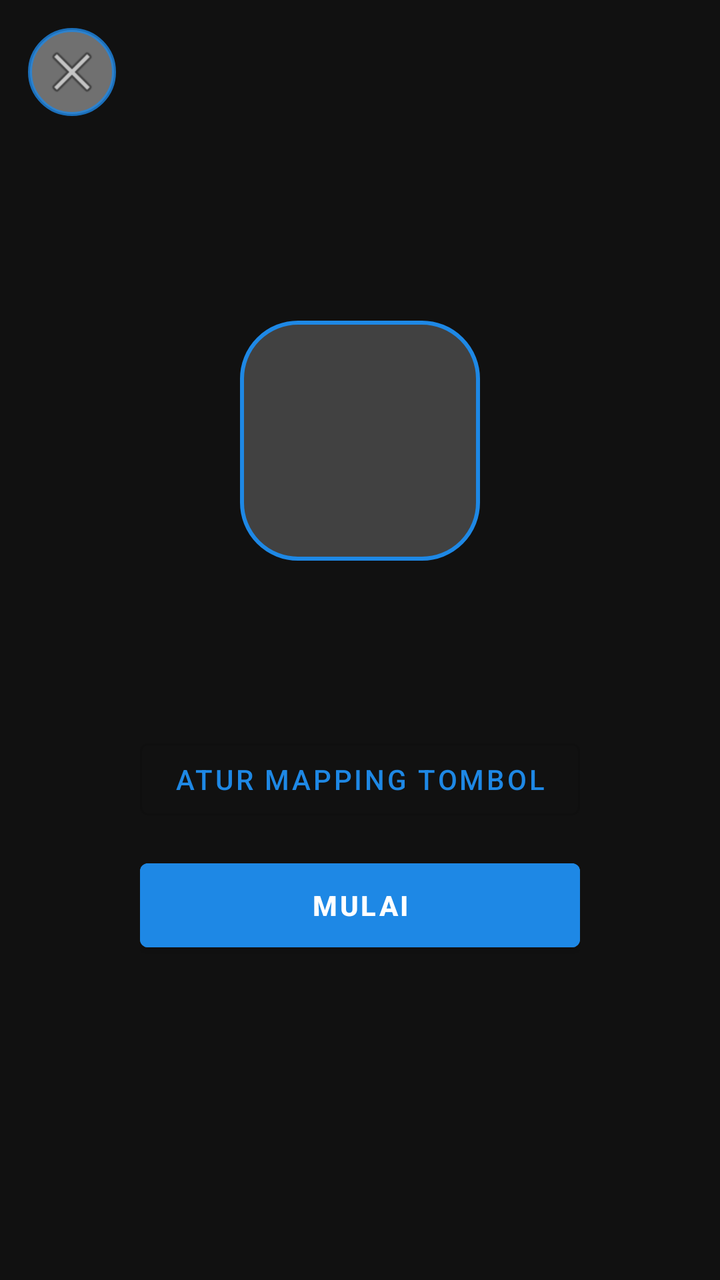
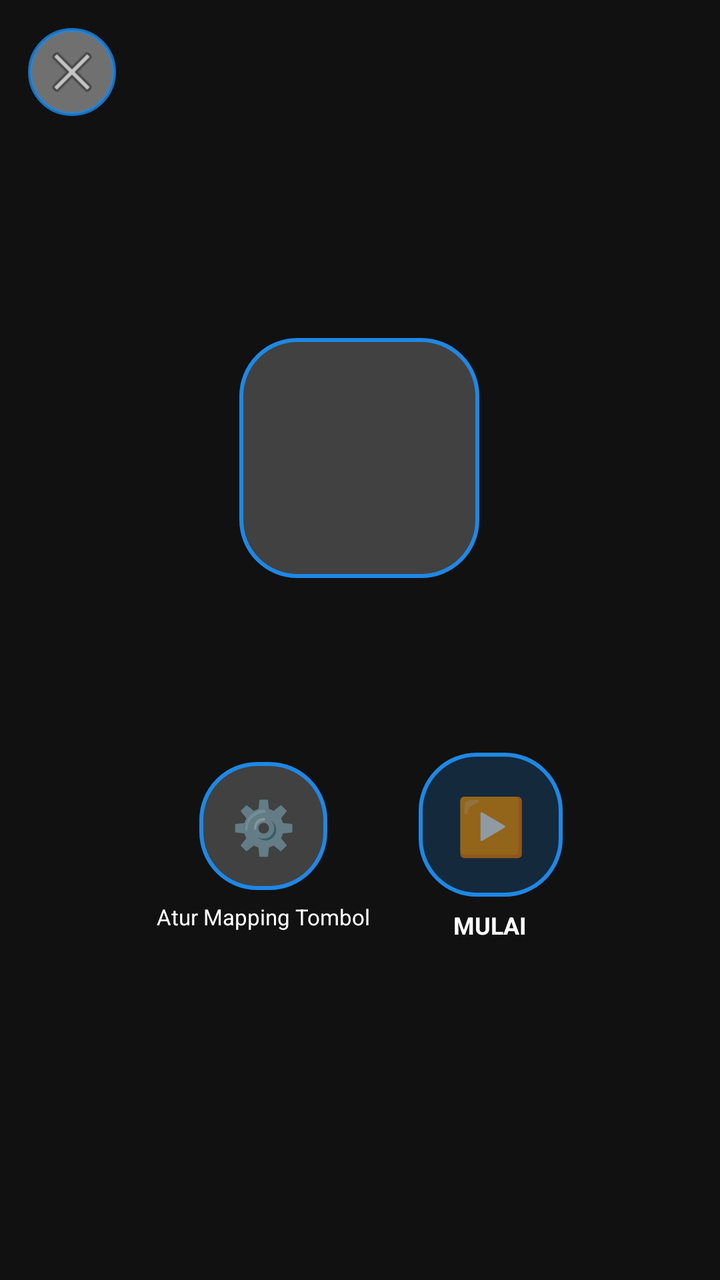

An Android layout rendered at two revisions. The XML below is the earlier revision; the diff shows what the commit changed to produce the second picture.
<!-- AndroidManifest.xml: application theme Theme.Mobibawah -->
<!-- res/layout/activity_app_detail.xml -->
<?xml version="1.0" encoding="utf-8"?>
<FrameLayout xmlns:android="http://schemas.android.com/apk/res/android"
    android:layout_width="match_parent"
    android:layout_height="match_parent"
    android:background="@color/bg">

    
    <ImageView
        android:id="@+id/imgAppBackground"
        android:layout_width="match_parent"
        android:layout_height="match_parent"
        android:scaleType="centerCrop"
        android:alpha="0.35" />

    <View
        android:layout_width="match_parent"
        android:layout_height="match_parent"
        android:background="#B3121212" />

    <ImageButton
        android:id="@+id/btnBackDetail"
        android:layout_width="44dp"
        android:layout_height="44dp"
        android:layout_margin="14dp"
        android:background="@drawable/shape_overlay_button"
        android:contentDescription="Kembali"
        android:src="@android:drawable/ic_menu_close_clear_cancel" />

    <LinearLayout
        android:layout_width="wrap_content"
        android:layout_height="wrap_content"
        android:layout_gravity="center"
        android:orientation="vertical"
        android:gravity="center">

        <ImageView
            android:id="@+id/imgAppIconBig"
            android:layout_width="120dp"
            android:layout_height="120dp"
            android:background="@drawable/bg_icon_big" />

        <TextView
            android:id="@+id/txtAppLabel"
            android:layout_width="wrap_content"
            android:layout_height="wrap_content"
            android:layout_marginTop="14dp"
            android:textColor="@color/text_light"
            android:textSize="20sp"
            android:textStyle="bold" />

        <TextView
            android:id="@+id/txtMappingStatus"
            android:layout_width="wrap_content"
            android:layout_height="wrap_content"
            android:layout_marginTop="4dp"
            android:textColor="#AAAAAA"
            android:textSize="12sp" />

        <Button
            android:id="@+id/btnAturMappingDetail"
            style="@style/Widget.MaterialComponents.Button.OutlinedButton"
            android:layout_width="220dp"
            android:layout_height="wrap_content"
            android:layout_marginTop="24dp"
            android:text="@string/btn_atur_mapping" />

        <Button
            android:id="@+id/btnMulaiDetail"
            android:layout_width="220dp"
            android:layout_height="54dp"
            android:layout_marginTop="12dp"
            android:backgroundTint="@color/primary"
            android:textColor="@color/text_light"
            android:textStyle="bold"
            android:text="@string/btn_mulai" />
    </LinearLayout>

</FrameLayout>
<!-- resources referenced by this layout -->
<resources>
  <color name="bg">#121212</color>
  <color name="primary">#1E88E5</color>
  <color name="text_light">#FFFFFF</color>
  <!-- drawable bg_icon_big (drawable) -->
  <?xml version="1.0" encoding="utf-8"?>
  <shape xmlns:android="http://schemas.android.com/apk/res/android" android:shape="rectangle">
      <corners android:radius="28dp"/>
      <solid android:color="#33FFFFFF" />
      <stroke android:width="2dp" android:color="@color/primary" />
  </shape>
  <!-- drawable shape_overlay_button (drawable) -->
  <?xml version="1.0" encoding="utf-8"?>
  <shape xmlns:android="http://schemas.android.com/apk/res/android" android:shape="oval">
      <solid android:color="@color/btn_overlay_fill" />
      <stroke android:width="2dp" android:color="@color/btn_overlay_border" />
  </shape>
  <string name="btn_atur_mapping">Atur Mapping Tombol</string>
  <string name="btn_mulai">MULAI</string>
  <style name="Theme.Mobibawah" parent="Theme.MaterialComponents.DayNight.NoActionBar">
          <item name="colorPrimary">@color/primary</item>
          <item name="colorPrimaryDark">@color/primary_dark</item>
          <item name="colorAccent">@color/accent</item>
          <item name="android:windowBackground">@color/bg</item>
      </style>
  <color name="btn_overlay_fill">#66FFFFFF</color>
  <color name="btn_overlay_border">#CC1E88E5</color>
  <color name="primary_dark">#1565C0</color>
  <color name="accent">#FF5722</color>
</resources>

<!-- the commit's change to res/layout/activity_app_detail.xml (unified diff, before → after) -->
@@ -56,23 +56,51 @@
             android:textColor="#AAAAAA"
             android:textSize="12sp" />
 
-        <Button
-            android:id="@+id/btnAturMappingDetail"
-            style="@style/Widget.MaterialComponents.Button.OutlinedButton"
-            android:layout_width="220dp"
+        <LinearLayout
+            android:layout_width="wrap_content"
             android:layout_height="wrap_content"
-            android:layout_marginTop="24dp"
-            android:text="@string/btn_atur_mapping" />
+            android:orientation="horizontal"
+            android:gravity="center"
+            android:layout_marginTop="26dp">
 
-        <Button
-            android:id="@+id/btnMulaiDetail"
-            android:layout_width="220dp"
-            android:layout_height="54dp"
-            android:layout_marginTop="12dp"
-            android:backgroundTint="@color/primary"
-            android:textColor="@color/text_light"
-            android:textStyle="bold"
-            android:text="@string/btn_mulai" />
+            <LinearLayout android:layout_width="wrap_content" android:layout_height="wrap_content" android:orientation="vertical" android:gravity="center" android:layout_marginEnd="24dp">
+                <TextView
+                    android:id="@+id/btnAturMappingDetail"
+                    android:layout_width="64dp"
+                    android:layout_height="64dp"
+                    android:background="@drawable/bg_icon_big"
+                    android:gravity="center"
+                    android:text="⚙️"
+                    android:textSize="26sp" />
+                <TextView
+                    android:layout_width="wrap_content"
+                    android:layout_height="wrap_content"
+                    android:layout_marginTop="6dp"
+                    android:text="@string/btn_atur_mapping"
+                    android:textColor="@color/text_light"
+                    android:textSize="11sp" />
+            </LinearLayout>
+
+            <LinearLayout android:layout_width="wrap_content" android:layout_height="wrap_content" android:orientation="vertical" android:gravity="center">
+                <TextView
+                    android:id="@+id/btnMulaiDetail"
+                    android:layout_width="72dp"
+                    android:layout_height="72dp"
+                    android:background="@drawable/bg_icon_big"
+                    android:backgroundTint="@color/primary"
+                    android:gravity="center"
+                    android:text="▶️"
+                    android:textSize="28sp" />
+                <TextView
+                    android:layout_width="wrap_content"
+                    android:layout_height="wrap_content"
+                    android:layout_marginTop="6dp"
+                    android:text="@string/btn_mulai"
+                    android:textColor="@color/text_light"
+                    android:textSize="12sp"
+                    android:textStyle="bold" />
+            </LinearLayout>
+        </LinearLayout>
     </LinearLayout>
 
 </FrameLayout>
